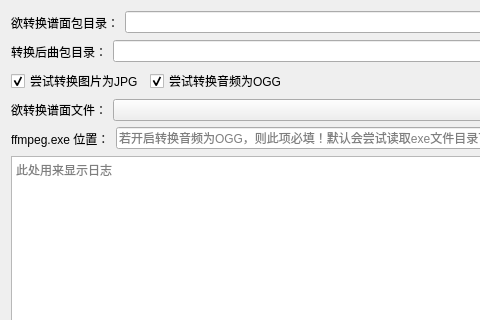
suizhuchen/PJDL_Chart_Coverter_GUI, file chartConvert.ui: the form before one commit; both pictures show x 0 to 480 and y 0 to 320 of the 1207 by 750 pixel window.
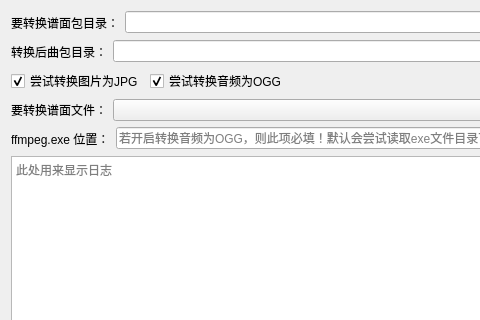
The form after the commit. Custom widgets are drawn as their Qt base class.

What changed in the file:
```diff
--- a/chartConvert.ui
+++ b/chartConvert.ui
@@ -22,7 +22,7 @@
      <item>
       <widget class="BodyLabel" name="label">
        <property name="text">
-        <string>欲转换谱面包目录：</string>
+        <string>要转换谱面包目录：</string>
        </property>
       </widget>
      </item>
@@ -136,7 +136,7 @@
         </sizepolicy>
        </property>
        <property name="text">
-        <string>欲转换谱面文件：</string>
+        <string>要转换谱面文件：</string>
        </property>
       </widget>
      </item>
```
